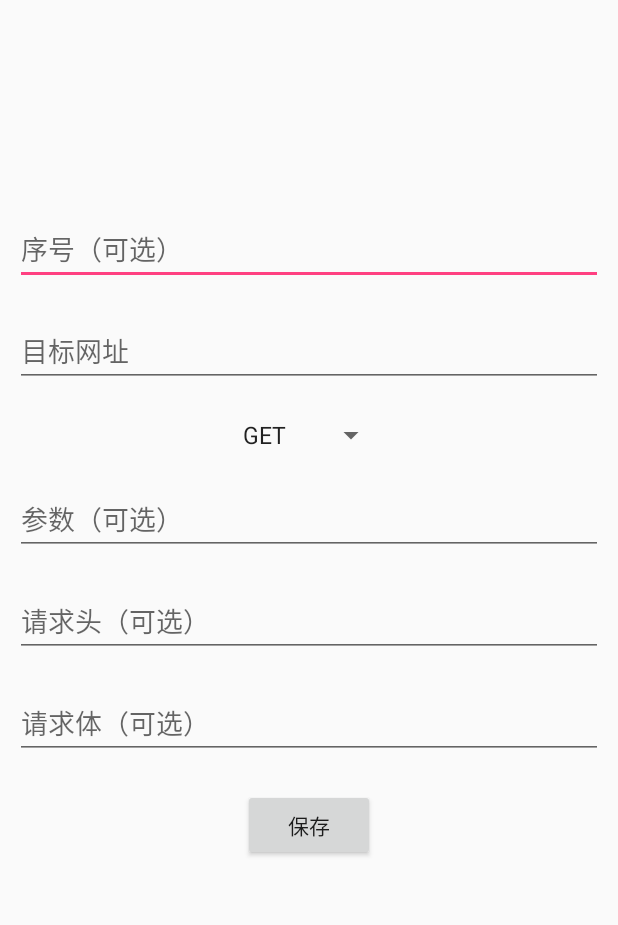
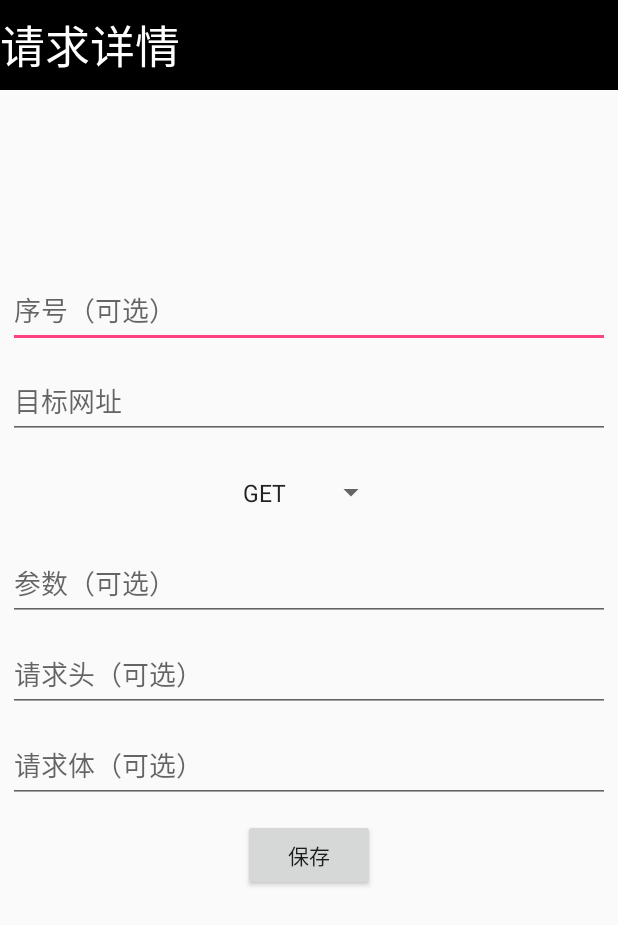
Before and after one commit to aRooooooba/PackageSender, an Android app: the NewPackageActivity screen opened directly, with no data from a screen before it, on a phone screen of 412 x 824 dp. Shown: the top 925 px of the screen. Run offline under Robolectric (Android 15) with nearby library versions, the phone set to English and light mode, and no system bars.

Commit message:
接入了AdMob的Banner格式，优化了界面

```diff
--- a/app/build.gradle
+++ b/app/build.gradle
@@ -6,8 +6,8 @@ android {
         applicationId "com.nothing.arooba.packagesender"
         minSdkVersion 19
         targetSdkVersion 28
-        versionCode 2
-        versionName "1.1"
+        versionCode 3
+        versionName "2.0"
         testInstrumentationRunner "android.support.test.runner.AndroidJUnitRunner"
     }
     buildTypes {
@@ -27,4 +27,5 @@ dependencies {
     androidTestImplementation 'com.android.support.test.espresso:espresso-core:3.0.2'
     implementation 'com.android.support:design:28.0.0'
     implementation 'com.squareup.okhttp3:okhttp:3.11.0'
+    implementation 'com.google.android.gms:play-services-ads:17.1.2'
 }
--- a/app/src/main/AndroidManifest.xml
+++ b/app/src/main/AndroidManifest.xml
@@ -12,6 +12,10 @@
             android:roundIcon="@drawable/logo"
             android:supportsRtl="true"
             android:theme="@style/AppTheme">
+        <meta-data
+                android:name="com.google.android.gms.ads.APPLICATION_ID"
+                android:value="ca-app-pub-2710237255954645~3915916280"/>
+
         <activity
                 android:name=".MainActivity">
             <intent-filter>
--- a/app/src/main/res/layout/activity_new_package.xml
+++ b/app/src/main/res/layout/activity_new_package.xml
@@ -1,6 +1,22 @@
 <?xml version="1.0" encoding="utf-8"?>
 <LinearLayout
         xmlns:android="http://schemas.android.com/apk/res/android"
+        android:layout_width="match_parent"
+        android:layout_height="match_parent"
+        android:orientation="vertical"
+>
+
+    <TextView
+            android:layout_width="match_parent"
+            android:layout_height="60dp"
+            android:background="#000"
+            android:textColor="#fff"
+            android:textSize="30sp"
+            android:gravity="center_vertical"
+            android:text="@string/new_package_label"
+    />
+
+    <LinearLayout
             android:layout_width="match_parent"
             android:layout_height="match_parent">
 
@@ -12,61 +28,61 @@
 
             <EditText
                     android:layout_width="match_parent"
-                android:layout_height="wrap_content"
+                    android:layout_height="50dp"
                     android:id="@+id/packageNoText"
                     android:inputType="number"
                     android:hint="@string/no_hint"
                     android:layout_gravity="center_horizontal"
-                android:layout_margin="10dp"
+                    android:layout_margin="5dp"
             />
 
             <EditText
                     android:layout_width="match_parent"
-                android:layout_height="wrap_content"
+                    android:layout_height="50dp"
                     android:id="@+id/urlText"
                     android:inputType="textUri"
                     android:hint="@string/url_hint"
                     android:layout_gravity="center_horizontal"
-                android:layout_margin="10dp"
+                    android:layout_margin="5dp"
             />
 
             <Spinner
                     android:layout_width="wrap_content"
-                android:layout_height="wrap_content"
+                    android:layout_height="50dp"
                     android:id="@+id/typeSpin"
                     android:entries="@array/request_type"
-                android:layout_margin="10dp"
+                    android:layout_margin="5dp"
                     android:layout_gravity="center_horizontal"
             />
 
             <EditText
                     android:layout_width="match_parent"
-                android:layout_height="wrap_content"
+                    android:layout_height="50dp"
                     android:id="@+id/paramsText"
                     android:inputType="text"
                     android:hint="@string/params_hint"
                     android:layout_gravity="center_horizontal"
-                android:layout_margin="10dp"
+                    android:layout_margin="5dp"
             />
 
             <EditText
                     android:layout_width="match_parent"
-                android:layout_height="wrap_content"
+                    android:layout_height="50dp"
                     android:id="@+id/headersText"
                     android:inputType="text"
                     android:hint="@string/headers_hint"
                     android:layout_gravity="center_horizontal"
-                android:layout_margin="10dp"
+                    android:layout_margin="5dp"
             />
 
             <EditText
                     android:layout_width="match_parent"
-                android:layout_height="wrap_content"
+                    android:layout_height="50dp"
                     android:id="@+id/bodyText"
                     android:inputType="textUri"
                     android:hint="@string/body_hint"
                     android:layout_gravity="center_horizontal"
-                android:layout_margin="10dp"
+                    android:layout_margin="5dp"
             />
 
             <Button
@@ -75,7 +91,7 @@
                     android:id="@+id/saveBtn"
                     android:layout_gravity="center_horizontal"
                     android:text="@string/save_btn_text"
-                android:layout_margin="10dp"
+                    android:layout_margin="5dp"
             />
 
             <Button
@@ -91,5 +107,6 @@
             />
 
         </LinearLayout>
+    </LinearLayout>
 
 </LinearLayout>
--- a/app/src/main/res/layout/script_item.xml
+++ b/app/src/main/res/layout/script_item.xml
@@ -16,7 +16,6 @@
             android:layout_height="wrap_content"
             android:orientation="vertical"
             android:layout_weight="1"
-            android:layout_marginLeft="12dp"
             android:layout_marginStart="12dp">
 
         <TextView
--- a/app/src/main/res/values/strings.xml
+++ b/app/src/main/res/values/strings.xml
@@ -12,6 +12,11 @@
     <string name="delete_btn_text">删除</string>
     <string name="package_list_title_edit_btn_text">编辑</string>
     <string name="package_list_title_delete_btn_text">删除</string>
+    <string name="main_activity_label">迅速：制作属于你的脚本</string>
+    <string name="main_activity_hint">点击发送，长按编辑</string>
+    <string name="new_package_label">请求详情</string>
+    <string name="new_script_label">脚本详情</string>
+    <string name="adUnitId">ca-app-pub-2710237255954645/1954121449</string>
     <string-array name="request_type">
         <item>GET</item>
         <item>POST</item>
```
Also changed, not shown: app/src/main/java/com/nothing/arooba/packagesender/MainActivity.java (+9 -6 lines), app/src/main/res/layout/activity_main.xml (+39 -2 lines), app/src/main/res/layout/activity_new_script.xml (+20 -3 lines), gradle/wrapper/gradle-wrapper.properties, 2 other files. Lines whose indentation alone changed are shown as unchanged.
